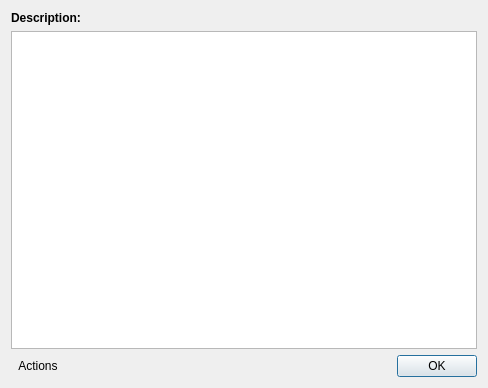
Before: the Qt Designer form ui/initPluginsProperties.ui in slux83/visual-netkit, drawn with Qt 5.
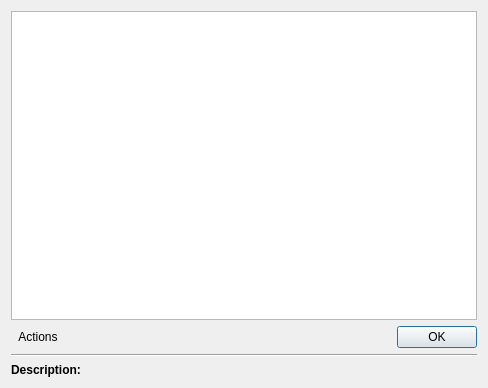
After: the same form once the commit is applied. Icons and pictures are not drawn.

Commit message: - Little test on pluginTest - Changes on main gui - Property dock works with virtual machines (TODO: CollisionDomain, Links, Areas and Lab)

```diff
--- a/ui/initPluginsProperties.ui
+++ b/ui/initPluginsProperties.ui
@@ -13,45 +13,6 @@
    <string>Set plugins properties - VisualNetkit</string>
   </property>
   <layout class="QVBoxLayout" name="verticalLayout" >
-   <item>
-    <layout class="QHBoxLayout" name="horizontalLayout_2" >
-     <item>
-      <widget class="QLabel" name="label_2" >
-       <property name="sizePolicy" >
-        <sizepolicy vsizetype="Preferred" hsizetype="Maximum" >
-         <horstretch>0</horstretch>
-         <verstretch>0</verstretch>
-        </sizepolicy>
-       </property>
-       <property name="font" >
-        <font>
-         <weight>75</weight>
-         <bold>true</bold>
-        </font>
-       </property>
-       <property name="text" >
-        <string>Description:</string>
-       </property>
-       <property name="alignment" >
-        <set>Qt::AlignLeading|Qt::AlignLeft|Qt::AlignTop</set>
-       </property>
-      </widget>
-     </item>
-     <item>
-      <widget class="QLabel" name="propertyDescriptionLabel" >
-       <property name="text" >
-        <string/>
-       </property>
-       <property name="scaledContents" >
-        <bool>false</bool>
-       </property>
-       <property name="wordWrap" >
-        <bool>true</bool>
-       </property>
-      </widget>
-     </item>
-    </layout>
-   </item>
    <item>
     <widget class="QTreeView" name="treeView" >
      <property name="editTriggers" >
@@ -121,6 +82,52 @@
      </item>
     </layout>
    </item>
+   <item>
+    <widget class="Line" name="line" >
+     <property name="orientation" >
+      <enum>Qt::Horizontal</enum>
+     </property>
+    </widget>
+   </item>
+   <item>
+    <layout class="QHBoxLayout" name="horizontalLayout_2" >
+     <item>
+      <widget class="QLabel" name="label_2" >
+       <property name="sizePolicy" >
+        <sizepolicy vsizetype="Preferred" hsizetype="Maximum" >
+         <horstretch>0</horstretch>
+         <verstretch>0</verstretch>
+        </sizepolicy>
+       </property>
+       <property name="font" >
+        <font>
+         <weight>75</weight>
+         <bold>true</bold>
+        </font>
+       </property>
+       <property name="text" >
+        <string>Description:</string>
+       </property>
+       <property name="alignment" >
+        <set>Qt::AlignLeading|Qt::AlignLeft|Qt::AlignTop</set>
+       </property>
+      </widget>
+     </item>
+     <item>
+      <widget class="QLabel" name="propertyDescriptionLabel" >
+       <property name="text" >
+        <string/>
+       </property>
+       <property name="scaledContents" >
+        <bool>false</bool>
+       </property>
+       <property name="wordWrap" >
+        <bool>true</bool>
+       </property>
+      </widget>
+     </item>
+    </layout>
+   </item>
   </layout>
   <action name="actionAddProperty" >
    <property name="text" >
```
The commit also changes 10 other files.
